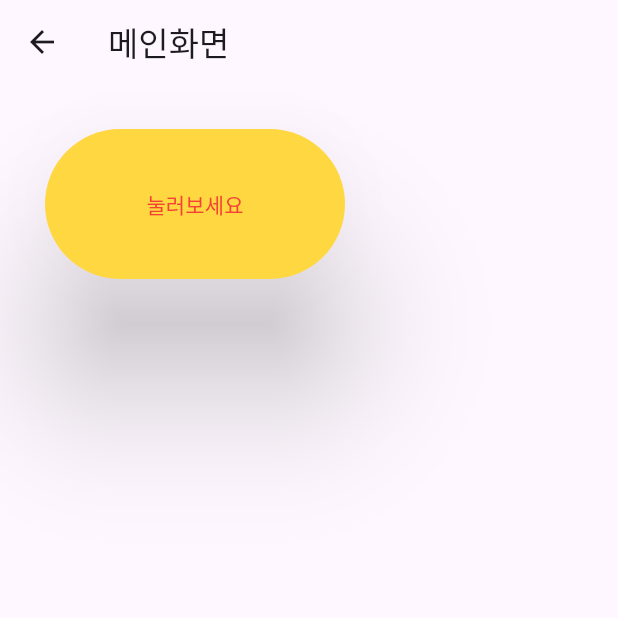
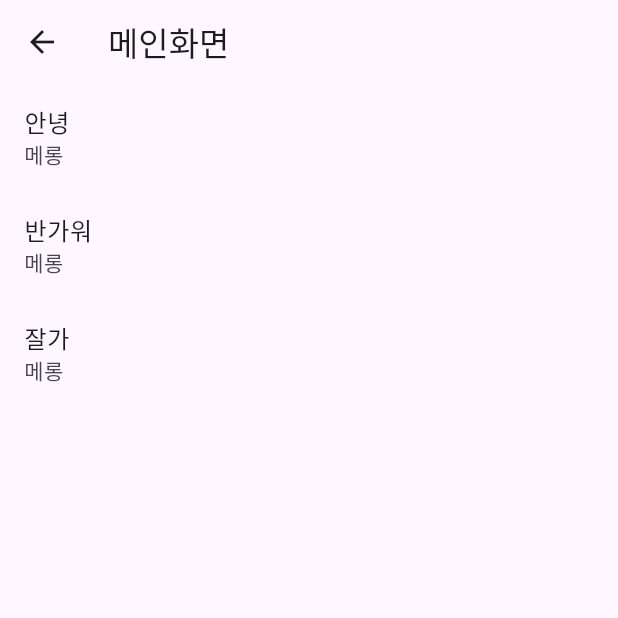
Before and after one commit to gaebaribari/flutter-pratice, a Flutter app: the screen it shows after launch, on a phone screen of 412 x 824 dp, the top half of it. Run offline on Flutter 3.47's test engine with Material 3 defaults, Android fonts, the phone set to English and light mode, and no system bars.

Commit message:
Practice : ListView

```diff
--- a/lib/screen/main_screen.dart
+++ b/lib/screen/main_screen.dart
@@ -8,29 +8,22 @@ class MainScreen extends StatefulWidget {
 }
 
 class _MainScreenState extends State<MainScreen> {
+  List listHello = ['안녕', '반가워', '잘가'];
+
   @override
   Widget build(BuildContext context) {
     return Scaffold(
       appBar: AppBar(
         title: Text('메인화면'),
       ),
-      body: Column(
-        children: [
-          Container(
-            height: 100,
-            width: 200,
-            margin: EdgeInsets.all(30),
-            child: ElevatedButton(
-                onPressed: () {
-                  print('버튼이 눌렸습니다');
-                },
-                style: ElevatedButton.styleFrom(
-                  primary: Colors.amberAccent,
-                onPrimary: Colors.red,
-                elevation: 40),
-                child: Text('눌러보세요')),
-          )
-        ],
+      body: ListView.builder(
+        itemBuilder: (context, index) {
+          return ListTile(
+            title: Text('${listHello[index]}'),
+            subtitle: Text('메롱'),
+          );
+        },
+        itemCount: listHello.length,
       ),
     );
   }
```
